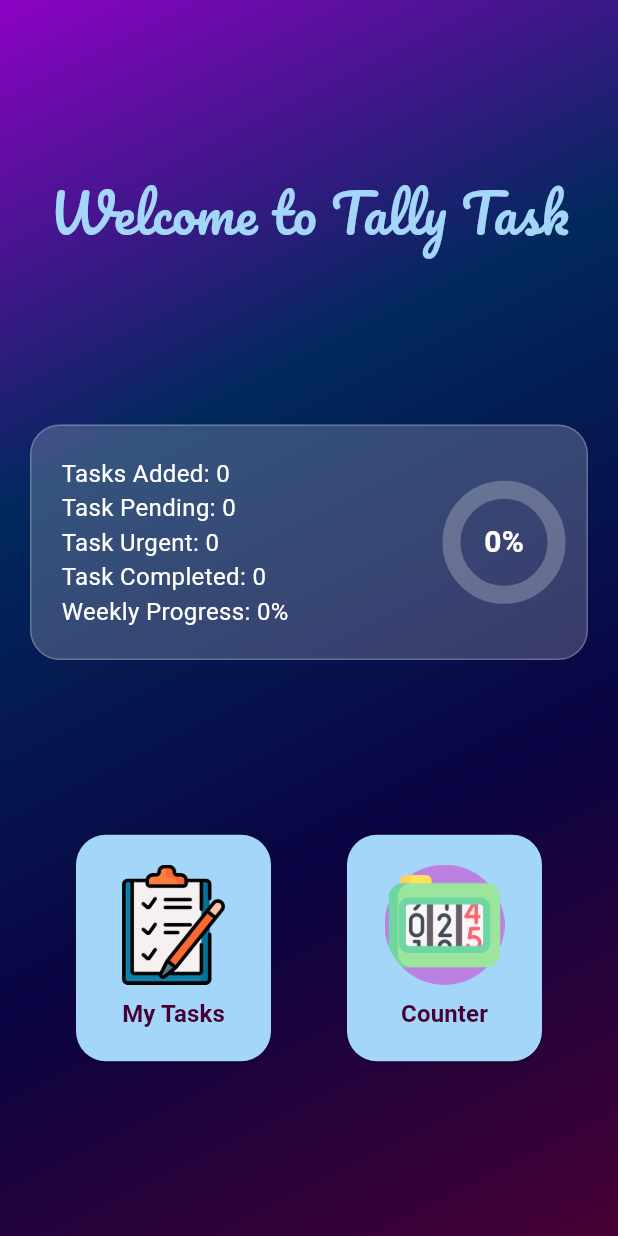
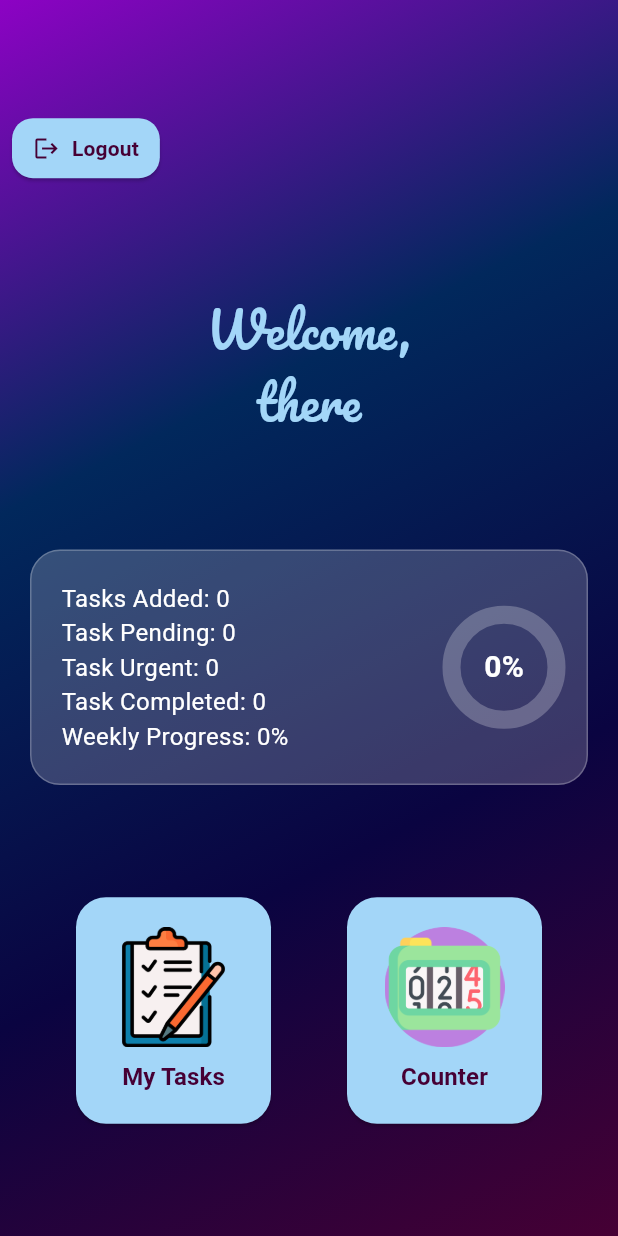
Before and after one commit to iammuhammadhassan/tally_task, a Flutter app: the Homepage screen opened directly, on a phone screen of 412 x 824 dp. Run offline on Flutter 3.47's test engine with Material 3 defaults, Android fonts, the phone set to English and light mode, and no system bars; our stand-ins replace shared_preferences; accounts and stored records are empty; Roboto replaces fonts that are missing (Noto2).

Commit message:
Added logout button

```diff
--- a/lib/screens/home_page.dart
+++ b/lib/screens/home_page.dart
@@ -1,7 +1,9 @@
 import 'package:flutter/material.dart';
 import 'package:tally_task/models/task_model.dart';
 import 'package:tally_task/screens/counter.dart';
+import 'package:tally_task/screens/login_screen.dart';
 import 'package:tally_task/screens/tasks_screen.dart';
+import 'package:tally_task/services/auth_storage.dart';
 import 'package:tally_task/services/task_storage.dart';
 
 class Homepage extends StatefulWidget {
@@ -14,11 +16,23 @@ class Homepage extends StatefulWidget {
 class _HomepageState extends State<Homepage> {
   List<TaskItem> _tasks = <TaskItem>[];
   bool _isLoadingTasks = true;
+  String _userName = 'there';
 
   @override
   void initState() {
     super.initState();
     _loadTasks();
+    _loadUserName();
+  }
+
+  Future<void> _loadUserName() async {
+    final String? name = await AuthStorage.currentUserName();
+    if (!mounted) {
+      return;
+    }
+    setState(() {
+      _userName = (name == null || name.trim().isEmpty) ? 'there' : name;
+    });
   }
 
   Future<void> _loadTasks() async {
@@ -97,6 +111,52 @@ class _HomepageState extends State<Homepage> {
     await _saveTasks();
   }
 
+  Future<void> _logout() async {
+    final bool? shouldLogout = await showDialog<bool>(
+      context: context,
+      builder: (BuildContext dialogContext) {
+        return AlertDialog(
+          title: const Text('Logout', style: TextStyle(fontFamily: 'Noto2')),
+          content: const Text(
+            'Are you sure you want to logout?',
+            style: TextStyle(fontFamily: 'Noto2'),
+          ),
+          actions: <Widget>[
+            TextButton(
+              onPressed: () {
+                Navigator.pop(dialogContext, false);
+              },
+              child: const Text('Cancel'),
+            ),
+            ElevatedButton(
+              onPressed: () {
+                Navigator.pop(dialogContext, true);
+              },
+              child: const Text('Logout'),
+            ),
+          ],
+        );
+      },
+    );
+
+    if (shouldLogout != true) {
+      return;
+    }
+
+    await AuthStorage.logout();
+    if (!mounted) {
+      return;
+    }
+
+    await Navigator.pushAndRemoveUntil<void>(
+      context,
+      MaterialPageRoute<void>(
+        builder: (BuildContext context) => const LoginScreen(),
+      ),
+      (Route<dynamic> route) => false,
+    );
+  }
+
   @override
   Widget build(BuildContext context) {
     return Scaffold(
@@ -125,11 +185,55 @@ class _HomepageState extends State<Homepage> {
               : Column(
                   mainAxisAlignment: MainAxisAlignment.spaceEvenly,
                   children: [
-                    TweenAnimationBuilder<double>(
+                    Align(
+                      alignment: Alignment.topLeft,
+                      child: Padding(
+                        padding: const EdgeInsets.only(left: 8, top: 0),
+                        child: ElevatedButton.icon(
+                          onPressed: _logout,
+                          style: ElevatedButton.styleFrom(
+                            backgroundColor: const Color.fromARGB(
+                              255,
+                              163,
+                              214,
+                              248,
+                            ),
+                            foregroundColor: const Color.fromARGB(
+                              255,
+                              70,
+                              0,
+                              52,
+                            ),
+                            padding: const EdgeInsets.symmetric(
+                              horizontal: 14,
+                              vertical: 10,
+                            ),
+                            shape: RoundedRectangleBorder(
+                              borderRadius: BorderRadius.circular(14),
+                            ),
+                          ),
+                          icon: const Icon(Icons.logout),
+                          label: const Text(
+                            'Logout',
+                            style: TextStyle(
+                              fontFamily: 'Noto2',
+                              fontWeight: FontWeight.bold,
+                            ),
+                          ),
+                        ),
+                      ),
+                    ),
+                    Padding(
+                      padding: const EdgeInsets.symmetric(horizontal: 16),
+                      child: TweenAnimationBuilder<double>(
                         tween: Tween<double>(begin: 0, end: 1),
                         duration: const Duration(milliseconds: 700),
                         builder:
-                          (BuildContext context, double value, Widget? child) {
+                            (
+                              BuildContext context,
+                              double value,
+                              Widget? child,
+                            ) {
                               return Opacity(
                                 opacity: value,
                                 child: Transform.translate(
@@ -138,12 +242,30 @@ class _HomepageState extends State<Homepage> {
                                 ),
                               );
                             },
-                      child: Text(
-                        'Welcome to Tally Task',
+                        child: Column(
+                          mainAxisSize: MainAxisSize.min,
+                          children: <Widget>[
+                            const Text(
+                              'Welcome,',
                               style: TextStyle(
                                 fontFamily: 'Pacifico',
-                          color: const Color.fromARGB(255, 163, 214, 248),
-                          fontSize: 35,
+                                color: Color.fromARGB(255, 163, 214, 248),
+                                fontSize: 32,
+                              ),
+                            ),
+                            const SizedBox(height: 2),
+                            Text(
+                              _userName,
+                              style: const TextStyle(
+                                fontFamily: 'Pacifico',
+                                color: Color.fromARGB(255, 163, 214, 248),
+                                fontSize: 32,
+                              ),
+                              textAlign: TextAlign.center,
+                              maxLines: 2,
+                              overflow: TextOverflow.ellipsis,
+                            ),
+                          ],
                         ),
                       ),
                     ),
--- a/lib/screens/login_screen.dart
+++ b/lib/screens/login_screen.dart
@@ -28,7 +28,7 @@ class _LoginScreenState extends State<LoginScreen> {
       _isLoggingIn = true;
     });
 
-    final bool isValidUser = await AuthStorage.validateLogin(
+    final bool isValidUser = await AuthStorage.loginUser(
       email: _emailController.text.trim(),
       password: _passwordController.text,
     );
--- a/lib/services/auth_storage.dart
+++ b/lib/services/auth_storage.dart
@@ -4,6 +4,7 @@ import 'package:shared_preferences/shared_preferences.dart';
 
 class AuthStorage {
   static const String _usersKey = 'auth_users_v1';
+  static const String _currentUserEmailKey = 'current_user_email_v1';
 
   static Future<List<Map<String, dynamic>>> _loadRawUsers() async {
     final SharedPreferences preferences = await SharedPreferences.getInstance();
@@ -69,4 +70,51 @@ class AuthStorage {
       return storedEmail == normalizedEmail && storedPassword == password;
     });
   }
+
+  static Future<bool> loginUser({
+    required String email,
+    required String password,
+  }) async {
+    final bool isValid = await validateLogin(email: email, password: password);
+    if (!isValid) {
+      return false;
+    }
+
+    final SharedPreferences preferences = await SharedPreferences.getInstance();
+    await preferences.setString(
+      _currentUserEmailKey,
+      email.trim().toLowerCase(),
+    );
+    return true;
+  }
+
+  static Future<void> logout() async {
+    final SharedPreferences preferences = await SharedPreferences.getInstance();
+    await preferences.remove(_currentUserEmailKey);
+  }
+
+  static Future<bool> isLoggedIn() async {
+    final SharedPreferences preferences = await SharedPreferences.getInstance();
+    final String? email = preferences.getString(_currentUserEmailKey);
+    return email != null && email.isNotEmpty;
+  }
+
+  static Future<String?> currentUserName() async {
+    final SharedPreferences preferences = await SharedPreferences.getInstance();
+    final String? currentEmail = preferences.getString(_currentUserEmailKey);
+    if (currentEmail == null || currentEmail.isEmpty) {
+      return null;
+    }
+
+    final List<Map<String, dynamic>> users = await _loadRawUsers();
+    for (final Map<String, dynamic> user in users) {
+      final String email = (user['email'] as String?)?.toLowerCase() ?? '';
+      if (email == currentEmail.toLowerCase()) {
+        final String name = (user['name'] as String?)?.trim() ?? '';
+        return name.isEmpty ? null : name;
+      }
+    }
+
+    return null;
+  }
 }
```
Also changed, not shown: lib/screens/splash_screen.dart (+11 -2 lines). Lines whose indentation alone changed are shown as unchanged.
